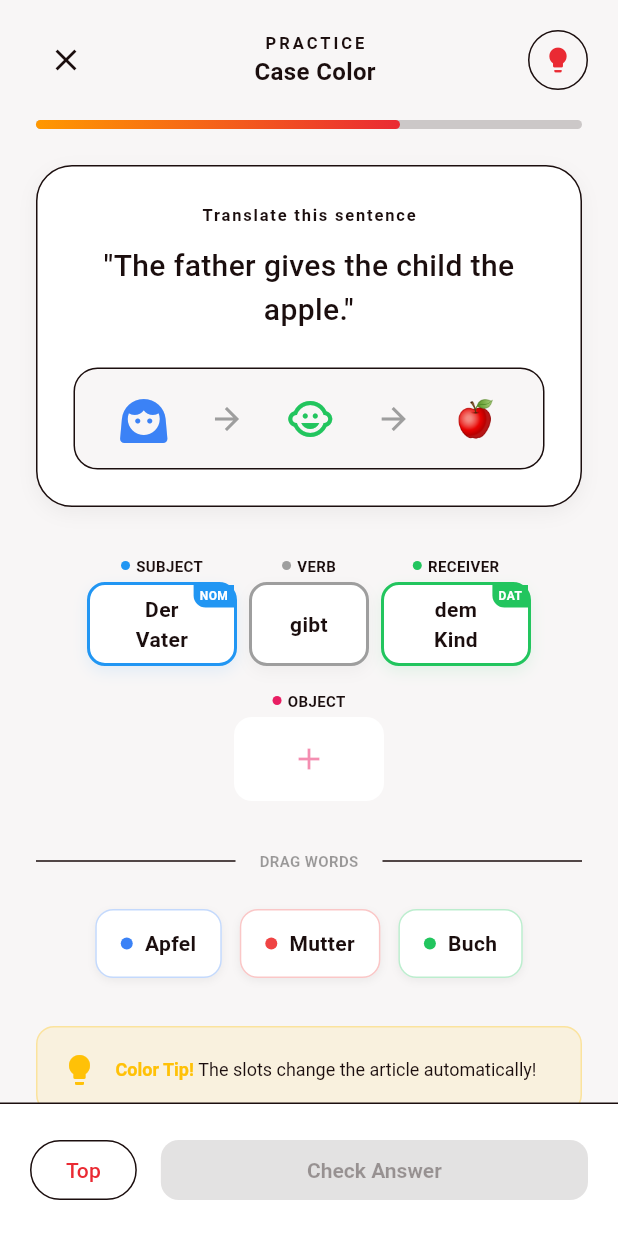
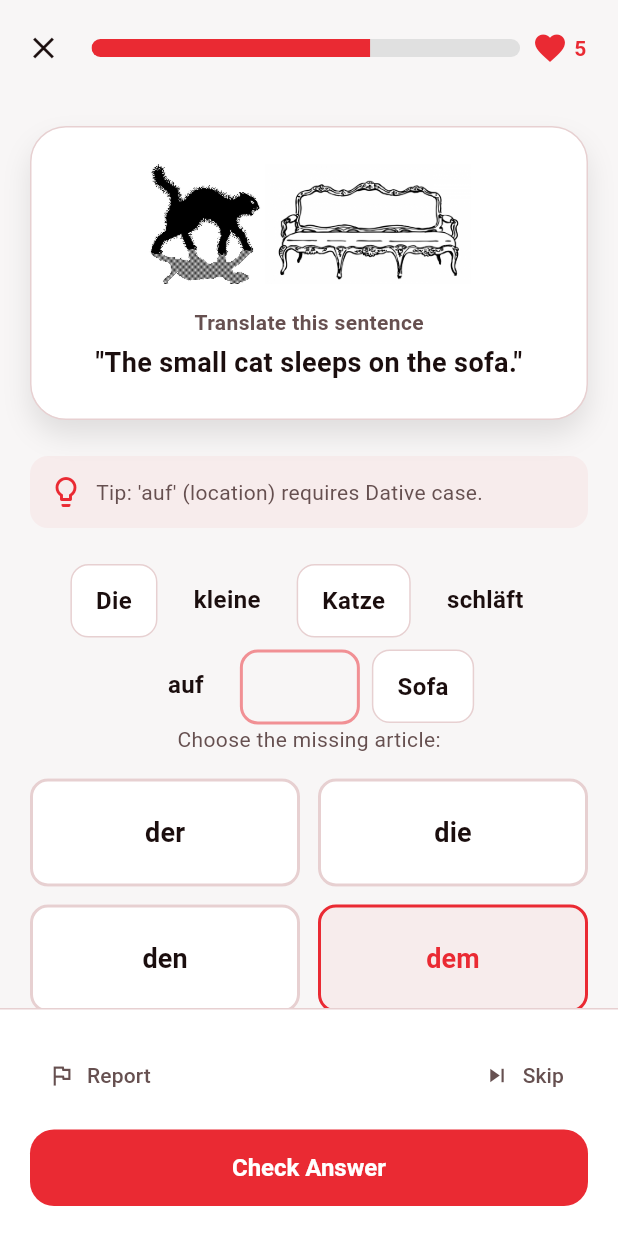
Before and after one commit to kowshikRoy/takt, a Flutter app: the MainScaffold screen opened directly, after a tap on "Case Color", on a phone screen of 412 x 824 dp. Run offline on Flutter 3.47's test engine with Material 3 defaults, Android fonts, the phone set to English and light mode, and no system bars; our stand-ins replace flutter_animate, google_fonts.

Commit message:
feat: Implement vocabulary warm-up feature
This commit implements the "Warm up Vocabulary" feature, which includes three new practice screens: sentence translation, gender review, and word meaning review. It also adds the necessary image assets and updates the home screen to navigate to the new feature.

```diff
--- a/lib/screens/home_screen.dart
+++ b/lib/screens/home_screen.dart
@@ -4,6 +4,7 @@ import 'package:google_fonts/google_fonts.dart';
 import 'practice/gender_practice_screen.dart';
 import 'practice/compound_practice_screen.dart';
 import 'practice/sentence_practice_screen.dart';
+import 'practice/vocabulary_practice_screen.dart';
 
 class HomeScreen extends StatelessWidget {
   const HomeScreen({super.key});
@@ -222,15 +223,19 @@ class HomeScreen extends StatelessWidget {
               const SizedBox(height: 20), // space-y-3 approx
 
               // Warm-up Item
-              _buildSessionItem(
-                context,
-                iconWidget: Container(
-                  width: 24, height: 24,
-                  decoration: const BoxDecoration(color: Color(0xFF22C55E), shape: BoxShape.circle), // green-500
-                  child: const Icon(Icons.check, color: Colors.white, size: 14)
+              GestureDetector(
+                onTap: () => Navigator.of(context).push(MaterialPageRoute(builder: (_) => const VocabularyPracticeScreen())),
+                child: _buildSessionItem(
+                  context,
+                  iconWidget: Container(
+                    width: 24,
+                    height: 24,
+                    decoration: const BoxDecoration(color: Color(0xFF22C55E), shape: BoxShape.circle), // green-500
+                    child: const Icon(Icons.check, color: Colors.white, size: 14),
+                  ),
+                  title: 'Warm-up: Vocabulary',
+                  isCompleted: true,
                 ),
-                title: 'Warm-up: Vocabulary',
-                isCompleted: true
               ),
 
               const SizedBox(height: 12),
--- a/lib/screens/practice/sentence_practice_screen.dart
+++ b/lib/screens/practice/sentence_practice_screen.dart
@@ -1,5 +1,6 @@
 import 'package:flutter/material.dart';
 import '../../theme/app_theme.dart';
+import 'package:google_fonts/google_fonts.dart';
 
 class SentencePracticeScreen extends StatelessWidget {
   const SentencePracticeScreen({super.key});
@@ -7,207 +8,193 @@ class SentencePracticeScreen extends StatelessWidget {
   @override
   Widget build(BuildContext context) {
     return Scaffold(
+      backgroundColor: AppTheme.backgroundLight,
       body: SafeArea(
         child: Column(
           children: [
             // Header
             Padding(
-              padding: const EdgeInsets.symmetric(horizontal: 20.0, vertical: 16.0),
+              padding: const EdgeInsets.symmetric(horizontal: 5.0, vertical: 8.0),
               child: Row(
+                mainAxisAlignment: MainAxisAlignment.spaceBetween,
                 children: [
                   IconButton(
                     icon: const Icon(Icons.close),
                     onPressed: () => Navigator.of(context).pop(),
                   ),
                   Expanded(
-                    child: Column(
+                    child: Padding(
+                      padding: const EdgeInsets.symmetric(horizontal: 8.0),
+                      child: ClipRRect(
+                        borderRadius: BorderRadius.circular(8),
+                        child: LinearProgressIndicator(
+                          value: 0.65,
+                          backgroundColor: Colors.grey[300],
+                          color: AppTheme.primary,
+                          minHeight: 12,
+                        ),
+                      ),
+                    ),
+                  ),
+                  const Padding(
+                    padding: EdgeInsets.only(right: 16.0),
+                    child: Row(
                       children: [
-                        Text('PRACTICE', style: Theme.of(context).textTheme.labelSmall?.copyWith(letterSpacing: 2, fontWeight: FontWeight.bold)),
-                        const Text('Case Color', style: TextStyle(fontWeight: FontWeight.bold, fontSize: 16)),
+                        Icon(Icons.favorite, color: AppTheme.primary),
+                        SizedBox(width: 4),
+                        Text('5', style: TextStyle(color: AppTheme.primary, fontWeight: FontWeight.bold)),
                       ],
                     ),
                   ),
-                  Container(
-                    width: 40,
-                    height: 40,
-                    decoration: BoxDecoration(
-                      shape: BoxShape.circle,
-                      border: Border.all(color: Theme.of(context).dividerColor),
-                    ),
-                    child: const Icon(Icons.lightbulb, color: AppTheme.primary, size: 20),
-                  )
                 ],
               ),
             ),
-            // Progress Bar
-            Padding(
-               padding: const EdgeInsets.symmetric(horizontal: 24),
-               child: Container(
-                 height: 6,
-                 decoration: BoxDecoration(
-                   color: Theme.of(context).dividerColor.withOpacity(0.2),
-                   borderRadius: BorderRadius.circular(3),
-                 ),
-                 child: Row(
-                   children: [
+
+            // Main Content
             Expanded(
-                       flex: 2,
-                       child: Container(
-                         decoration: BoxDecoration(
-                           gradient: const LinearGradient(colors: [Colors.orange, AppTheme.primary]),
-                           borderRadius: BorderRadius.circular(3),
-                         ),
-                       ),
-                     ),
-                     const Expanded(flex: 1, child: SizedBox()),
-                   ],
-                 ),
-               ),
-            ),
-
-            Expanded(
-              child: SingleChildScrollView(
-                padding: const EdgeInsets.all(24),
+              child: Padding(
+                padding: const EdgeInsets.symmetric(horizontal: 20.0),
                 child: Column(
                   children: [
+                    const SizedBox(height: 20),
                     // Main Card
                     Container(
-                      width: double.infinity,
                       padding: const EdgeInsets.all(24),
                       decoration: BoxDecoration(
-                        color: Theme.of(context).cardColor,
+                        color: AppTheme.surfaceLight,
                         borderRadius: BorderRadius.circular(24),
-                        border: Border.all(color: Theme.of(context).dividerColor),
-                         boxShadow: [
+                        border: Border.all(color: AppTheme.borderLight),
+                        boxShadow: const [
                           BoxShadow(
-                               color: Colors.black.withOpacity(0.05),
-                               blurRadius: 10,
-                               offset: const Offset(0, 4),
+                            color: Color.fromRGBO(0, 0, 0, 0.1),
+                            blurRadius: 15,
+                            offset: Offset(0, 10),
                           )
                         ],
                       ),
                       child: Column(
                         children: [
-                          Text('Translate this sentence', style: Theme.of(context).textTheme.labelSmall?.copyWith(fontWeight: FontWeight.bold, letterSpacing: 1.2)),
-                          const SizedBox(height: 12),
-                          const Text(
-                            '"The father gives the child the apple."',
-                            textAlign: TextAlign.center,
-                            style: TextStyle(fontSize: 20, fontWeight: FontWeight.w500),
-                          ),
-                          const SizedBox(height: 24),
-                           Container(
-                              padding: const EdgeInsets.all(16),
-                              decoration: BoxDecoration(
-                                color: Theme.of(context).scaffoldBackgroundColor,
-                                borderRadius: BorderRadius.circular(16),
-                                border: Border.all(color: Theme.of(context).dividerColor),
-                              ),
-                              child: Row(
-                                mainAxisAlignment: MainAxisAlignment.spaceAround,
-                                children: const [
-                                  Icon(Icons.face_3, size: 32, color: AppTheme.genderMasc),
-                                  Icon(Icons.arrow_forward, color: Colors.grey),
-                                  Icon(Icons.child_care, size: 32, color: AppTheme.genderNeu),
-                                  Icon(Icons.arrow_forward, color: Colors.grey),
-                                  Text('🍎', style: TextStyle(fontSize: 24)),
+                          Row(
+                            mainAxisAlignment: MainAxisAlignment.center,
+                            children: [
+                              Image.asset('assets/images/cat.png', height: 80),
+                              Image.asset('assets/images/sofa.png', height: 80),
                             ],
                           ),
-                           )
+                          const SizedBox(height: 16),
+                          const Text(
+                            'Translate this sentence',
+                            style: TextStyle(color: AppTheme.textSubLight, fontWeight: FontWeight.bold),
+                          ),
+                          const SizedBox(height: 4),
+                          const Text(
+                            '"The small cat sleeps on the sofa."',
+                            textAlign: TextAlign.center,
+                            style: TextStyle(fontSize: 18, fontWeight: FontWeight.bold),
+                          ),
                         ],
                       ),
                     ),
-                    const SizedBox(height: 32),
-
-                    // Slots Display (Static representation of filled state from HTML)
-                    Wrap(
-                      spacing: 8,
-                      runSpacing: 16,
-                      alignment: WrapAlignment.center,
-                      crossAxisAlignment: WrapCrossAlignment.end, // Align to bottom
-                      children: [
-                         _buildSlot(context, 'Subject', 'Der\nVater', Colors.blue, isFilled: true, tag: 'NOM'),
-                         _buildSlot(context, 'Verb', 'gibt', Colors.grey, isFilled: true, isSimple: true),
-                         _buildSlot(context, 'Receiver', 'dem\nKind', AppTheme.genderNeu, isFilled: true, tag: 'DAT'),
-                         _buildSlot(context, 'Object', '', Colors.pink, isDashed: true), // Empty slot
-                      ],
-                    ),
-
-                    const SizedBox(height: 32),
-                     Row(
-                      children: [
-                        const Expanded(child: Divider()),
-                        Padding(
-                          padding: const EdgeInsets.symmetric(horizontal: 16),
-                          child: Text('DRAG WORDS', style: TextStyle(fontSize: 10, fontWeight: FontWeight.bold, color: Theme.of(context).disabledColor)),
-                        ),
-                        const Expanded(child: Divider()),
-                      ],
-                    ),
                     const SizedBox(height: 24),
-
-                    // Drag Choices
-                    Wrap(
-                      spacing: 12,
-                      runSpacing: 12,
-                      children: [
-                        _buildDragChip(context, 'Apfel', AppTheme.genderMasc),
-                        _buildDragChip(context, 'Mutter', AppTheme.genderFem),
-                        _buildDragChip(context, 'Buch', AppTheme.genderNeu),
-                      ],
-                    ),
-
-                    const SizedBox(height: 32),
                     // Tip
                     Container(
-                      padding: const EdgeInsets.all(16),
+                      padding: const EdgeInsets.all(12),
                       decoration: BoxDecoration(
-                        color: Colors.amber.withOpacity(0.1),
+                        color: AppTheme.primary.withOpacity(0.05),
                         borderRadius: BorderRadius.circular(12),
-                        border: Border.all(color: Colors.amber.withOpacity(0.3)),
                       ),
-                      child: Row(
+                      child: const Row(
                         children: [
-                          const Icon(Icons.lightbulb, color: Colors.amber),
-                          const SizedBox(width: 12),
+                          Icon(Icons.lightbulb_outline, color: AppTheme.primary),
+                          SizedBox(width: 8),
                           Expanded(
-                            child: RichText(
-                              text: TextSpan(
-                                style: TextStyle(color: Theme.of(context).textTheme.bodyMedium!.color, fontSize: 12),
-                                children: const [
-                                  TextSpan(text: 'Color Tip! ', style: TextStyle(fontWeight: FontWeight.bold, color: Colors.amber)),
-                                  TextSpan(text: 'The slots change the article automatically!'),
+                            child: Text(
+                              "Tip: 'auf' (location) requires Dative case.",
+                              style: TextStyle(color: AppTheme.textSubLight),
+                            ),
+                          ),
                         ],
                       ),
                     ),
-                          )
+                    const SizedBox(height: 24),
+                    // Sentence construction
+                    Wrap(
+                      spacing: 8,
+                      runSpacing: 8,
+                      alignment: WrapAlignment.center,
+                      children: [
+                        _buildWordChip(context, 'Die', isArticle: true),
+                        _buildWordChip(context, 'kleine'),
+                        _buildWordChip(context, 'Katze', isNoun: true),
+                        _buildWordChip(context, 'schläft'),
+                        _buildWordChip(context, 'auf'),
+                        _buildEmptySlot(context),
+                        _buildWordChip(context, 'Sofa', isNoun: true),
                       ],
                     ),
-                    )
+                    const Spacer(),
+                    // Choices
+                    const Text(
+                      'Choose the missing article:',
+                      style: TextStyle(color: AppTheme.textSubLight),
+                    ),
+                    const SizedBox(height: 16),
+                    GridView.count(
+                      crossAxisCount: 2,
+                      shrinkWrap: true,
+                      physics: const NeverScrollableScrollPhysics(),
+                      mainAxisSpacing: 12,
+                      crossAxisSpacing: 12,
+                      childAspectRatio: 2.5,
+                      children: [
+                        _buildChoiceButton(context, 'der'),
+                        _buildChoiceButton(context, 'die'),
+                        _buildChoiceButton(context, 'den'),
+                        _buildChoiceButton(context, 'dem', isSelected: true),
+                      ],
+                    ),
                   ],
                 ),
               ),
             ),
-
-            // Footer
-            Container(
+          ],
+        ),
+      ),
+      bottomNavigationBar: Container(
         padding: const EdgeInsets.all(20),
         decoration: BoxDecoration(
-                color: Theme.of(context).cardColor,
-                border: Border(top: BorderSide(color: Theme.of(context).dividerColor)),
+          color: AppTheme.surfaceLight,
+          border: Border(top: BorderSide(color: AppTheme.borderLight)),
         ),
-              child: Row(
+        child: Column(
+          mainAxisSize: MainAxisSize.min,
           children: [
-                  OutlinedButton(onPressed: (){}, child: const Text('Top')),
-                  const SizedBox(width: 16),
-                  Expanded(
+             Row(
+              mainAxisAlignment: MainAxisAlignment.spaceBetween,
+              children: [
+                TextButton.icon(
+                  onPressed: () {},
+                  icon: const Icon(Icons.flag_outlined, color: AppTheme.textSubLight),
+                  label: const Text('Report', style: TextStyle(color: AppTheme.textSubLight)),
+                ),
+                TextButton.icon(
+                  onPressed: () {},
+                  label: const Text('Skip', style: TextStyle(color: AppTheme.textSubLight)),
+                  icon: const Icon(Icons.skip_next, color: AppTheme.textSubLight),
+                ),
+              ],
+            ),
+            const SizedBox(height: 12),
+            SizedBox(
+              width: double.infinity,
               child: ElevatedButton(
-                      onPressed: null, // Disabled
-                      style: ElevatedButton.styleFrom(backgroundColor: Colors.grey[300]),
-                      child: const Text('Check Answer'),
+                onPressed: () {},
+                style: ElevatedButton.styleFrom(
+                  backgroundColor: AppTheme.primary,
+                  padding: const EdgeInsets.symmetric(vertical: 16),
+                  shape: RoundedRectangleBorder(borderRadius: BorderRadius.circular(16)),
                 ),
-                  )
-                ],
+                child: const Text('Check Answer', style: TextStyle(fontSize: 16)),
               ),
             ),
           ],
@@ -216,76 +203,47 @@ class SentencePracticeScreen extends StatelessWidget {
     );
   }
 
-  Widget _buildSlot(BuildContext context, String label, String text, Color color, {bool isFilled = false, bool isDashed = false, bool isSimple = false, String? tag}) {
-     return Column(
-       children: [
-         Row(
-           mainAxisSize: MainAxisSize.min,
-           children: [
-             Container(width: 6, height: 6, decoration: BoxDecoration(color: color, shape: BoxShape.circle)),
-             const SizedBox(width: 4),
-             Text(label.toUpperCase(), style: const TextStyle(fontSize: 10, fontWeight: FontWeight.bold)),
-           ],
+  Widget _buildWordChip(BuildContext context, String word, {bool isArticle = false, bool isNoun = false}) {
+    return Container(
+      padding: const EdgeInsets.symmetric(horizontal: 16, vertical: 12),
+      decoration: BoxDecoration(
+        color: isArticle || isNoun ? AppTheme.surfaceLight : Colors.transparent,
+        border: isArticle || isNoun ? Border.all(color: AppTheme.borderLight) : null,
+        borderRadius: BorderRadius.circular(12),
       ),
-         const SizedBox(height: 4),
-         Container(
-           width: isSimple ? 80 : 100,
-           height: 56,
-           alignment: Alignment.center,
-           decoration: BoxDecoration(
-             color: Theme.of(context).cardColor,
-             borderRadius: BorderRadius.circular(12),
-             border: isDashed
-               ? Border.all(color: color.withOpacity(0.5), style: BorderStyle.none) // Dashed border implementation requires custom painter usually, simplifying
-               : Border.all(color: isFilled ? color : Theme.of(context).dividerColor, width: 2),
-             boxShadow: isFilled ? [BoxShadow(color: color.withOpacity(0.1), blurRadius: 8, offset: const Offset(0, 4))] : null,
+      child: Text(
+        word,
+        style: const TextStyle(fontSize: 16, fontWeight: FontWeight.bold),
       ),
-           child: Stack(
-             children: [
-               if (isSimple || isFilled)
-                 Center(
-                   child: Text(text, textAlign: TextAlign.center, style: const TextStyle(fontWeight: FontWeight.bold)),
-                 ),
-               if (isDashed)
-                 Center(child: Icon(Icons.add, color: color.withOpacity(0.5))),
-               if (tag != null)
-                 Positioned(
-                   top: 0,
-                   right: 0,
-                   child: Container(
-                     padding: const EdgeInsets.symmetric(horizontal: 4, vertical: 2),
-                     decoration: BoxDecoration(
-                       color: color,
-                       borderRadius: const BorderRadius.only(bottomLeft: Radius.circular(8)),
-                     ),
-                     child: Text(tag, style: const TextStyle(fontSize: 8, color: Colors.white, fontWeight: FontWeight.bold)),
-                   ),
-                 )
-             ],
-           ),
-         ),
-       ],
     );
   }
 
-  Widget _buildDragChip(BuildContext context, String text, Color color) {
+  Widget _buildEmptySlot(BuildContext context) {
     return Container(
-      padding: const EdgeInsets.symmetric(horizontal: 16, vertical: 12),
+      width: 80,
+      height: 50,
       decoration: BoxDecoration(
-        color: Theme.of(context).cardColor,
+        border: Border.all(color: AppTheme.primary.withOpacity(0.5), width: 2, style: BorderStyle.solid),
         borderRadius: BorderRadius.circular(12),
-        border: Border.all(color: color.withOpacity(0.3)),
-         boxShadow: [
-           BoxShadow(color: Colors.black.withOpacity(0.05), blurRadius: 4, offset:const Offset(0, 2))
-         ],
       ),
-      child: Row(
-        mainAxisSize: MainAxisSize.min,
-        children: [
-          Container(width: 8, height: 8, decoration: BoxDecoration(color: color, shape: BoxShape.circle)),
-          const SizedBox(width: 8),
-          Text(text, style: const TextStyle(fontWeight: FontWeight.bold)),
-        ],
+    );
+  }
+
+  Widget _buildChoiceButton(BuildContext context, String text, {bool isSelected = false}) {
+    return OutlinedButton(
+      onPressed: () {},
+      style: OutlinedButton.styleFrom(
+        backgroundColor: isSelected ? AppTheme.primary.withOpacity(0.05) : AppTheme.surfaceLight,
+        shape: RoundedRectangleBorder(borderRadius: BorderRadius.circular(12)),
+        side: BorderSide(color: isSelected ? AppTheme.primary : AppTheme.borderLight, width: 2),
+      ),
+      child: Text(
+        text,
+        style: TextStyle(
+          fontSize: 18,
+          fontWeight: FontWeight.bold,
+          color: isSelected ? AppTheme.primary : AppTheme.textMainLight,
+        ),
       ),
     );
   }
--- a/pubspec.yaml
+++ b/pubspec.yaml
@@ -62,6 +62,10 @@ flutter:
 
   assets:
     - assets/images/
+    - assets/images/cat.png
+    - assets/images/sofa.png
+    - assets/images/bicycle.png
+    - assets/images/butterfly.png
 
   # An image asset can refer to one or more resolution-specific "variants", see
   # https://flutter.dev/to/resolution-aware-images
```
Also changed, not shown: lib/screens/practice/gender_practice_screen.dart (+66 -66 lines), lib/screens/practice/meaning_practice_screen.dart (added, +162 -0 lines), lib/screens/practice/vocabulary_practice_screen.dart (added, +51 -0 lines), assets/images/bicycle.png (added), assets/images/butterfly.png (added), assets/images/cat.png (added), assets/images/sofa.png (added), pubspec.lock. Lines whose indentation alone changed are shown as unchanged.
